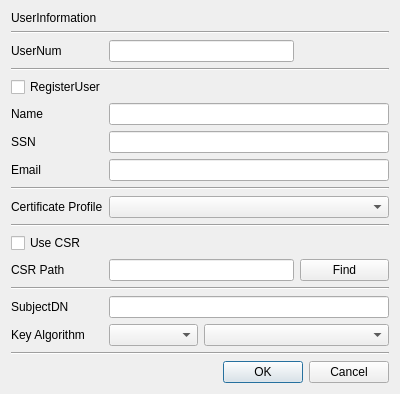
Before: the Qt Designer form CCMan/issue_cert_dlg.ui in jykim74/CCMan, drawn with Qt 5.
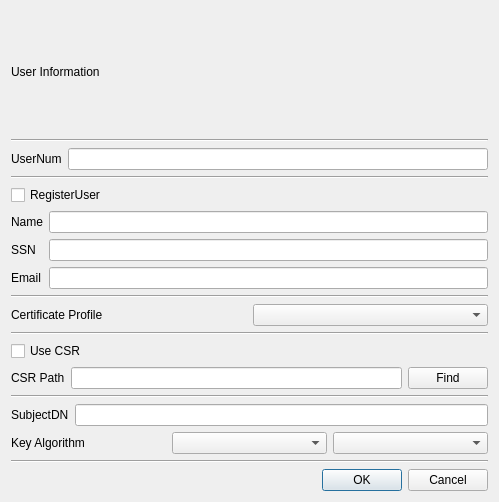
After: the same form once the commit is applied.

Diff of the .ui file:
```diff
--- a/CCMan/issue_cert_dlg.ui
+++ b/CCMan/issue_cert_dlg.ui
@@ -6,176 +6,210 @@
    <rect>
     <x>0</x>
     <y>0</y>
-    <width>400</width>
-    <height>368</height>
+    <width>499</width>
+    <height>502</height>
    </rect>
   </property>
   <property name="windowTitle">
    <string>Issue certificate dialog</string>
   </property>
-  <layout class="QGridLayout" name="gridLayout">
-   <item row="5" column="0">
-    <widget class="QLabel" name="label_3">
+  <layout class="QVBoxLayout" name="verticalLayout">
+   <item>
+    <widget class="QLabel" name="label">
      <property name="text">
-      <string>Name</string>
+      <string>User Information</string>
      </property>
     </widget>
    </item>
-   <item row="14" column="1" colspan="3">
-    <widget class="QLineEdit" name="mSubjectDNText"/>
-   </item>
-   <item row="12" column="0">
-    <widget class="QLabel" name="label_7">
-     <property name="text">
-      <string>CSR Path</string>
-     </property>
-    </widget>
-   </item>
-   <item row="13" column="0" colspan="4">
-    <widget class="Line" name="line_5">
-     <property name="orientation">
-      <enum>Qt::Horizontal</enum>
-     </property>
-    </widget>
-   </item>
-   <item row="10" column="0" colspan="4">
-    <widget class="Line" name="line_4">
-     <property name="orientation">
-      <enum>Qt::Horizontal</enum>
-     </property>
-    </widget>
-   </item>
-   <item row="15" column="1">
-    <widget class="QComboBox" name="mAlgCombo"/>
-   </item>
-   <item row="1" column="0" colspan="4">
+   <item>
     <widget class="Line" name="line">
      <property name="orientation">
       <enum>Qt::Horizontal</enum>
      </property>
     </widget>
    </item>
-   <item row="3" column="0" colspan="4">
+   <item>
+    <layout class="QGridLayout" name="gridLayout">
+     <property name="topMargin">
+      <number>0</number>
+     </property>
+     <item row="0" column="0">
+      <widget class="QLabel" name="label_2">
+       <property name="text">
+        <string>UserNum</string>
+       </property>
+      </widget>
+     </item>
+     <item row="0" column="1">
+      <widget class="QLineEdit" name="mUserNumText"/>
+     </item>
+    </layout>
+   </item>
+   <item>
     <widget class="Line" name="line_2">
      <property name="orientation">
       <enum>Qt::Horizontal</enum>
      </property>
     </widget>
    </item>
-   <item row="6" column="0">
+   <item>
+    <widget class="QCheckBox" name="mRegUserCheck">
+     <property name="text">
+      <string>RegisterUser</string>
+     </property>
+    </widget>
+   </item>
+   <item>
+    <layout class="QGridLayout" name="gridLayout_2">
+     <item row="0" column="1">
+      <widget class="QLineEdit" name="mNameText"/>
+     </item>
+     <item row="1" column="0">
     <widget class="QLabel" name="label_4">
      <property name="text">
       <string>SSN</string>
      </property>
     </widget>
    </item>
+     <item row="1" column="1">
+      <widget class="QLineEdit" name="mSSNText"/>
+     </item>
+     <item row="0" column="0">
+      <widget class="QLabel" name="label_3">
+       <property name="text">
+        <string>Name</string>
+       </property>
+      </widget>
+     </item>
    <item row="2" column="0">
-    <widget class="QLabel" name="label_2">
+      <widget class="QLabel" name="label_5">
      <property name="text">
-      <string>UserNum</string>
+        <string>Email</string>
      </property>
     </widget>
    </item>
-   <item row="7" column="1" colspan="3">
+     <item row="2" column="1">
     <widget class="QLineEdit" name="mEmailText"/>
    </item>
-   <item row="9" column="1" colspan="3">
+    </layout>
+   </item>
+   <item>
+    <widget class="Line" name="line_3">
+     <property name="orientation">
+      <enum>Qt::Horizontal</enum>
+     </property>
+    </widget>
+   </item>
+   <item>
+    <layout class="QGridLayout" name="gridLayout_3">
+     <item row="0" column="0">
+      <widget class="QLabel" name="label_6">
+       <property name="text">
+        <string>Certificate Profile</string>
+       </property>
+      </widget>
+     </item>
+     <item row="0" column="1">
     <widget class="QComboBox" name="mCertProfileCombo"/>
    </item>
-   <item row="12" column="3">
+    </layout>
+   </item>
+   <item>
+    <widget class="Line" name="line_4">
+     <property name="orientation">
+      <enum>Qt::Horizontal</enum>
+     </property>
+    </widget>
+   </item>
+   <item>
+    <widget class="QCheckBox" name="mUseCSRCheck">
+     <property name="text">
+      <string>Use CSR</string>
+     </property>
+    </widget>
+   </item>
+   <item>
+    <layout class="QGridLayout" name="gridLayout_4">
+     <item row="0" column="1">
+      <widget class="QLineEdit" name="mCSRPathText"/>
+     </item>
+     <item row="0" column="0">
+      <widget class="QLabel" name="label_7">
+       <property name="text">
+        <string>CSR Path</string>
+       </property>
+      </widget>
+     </item>
+     <item row="0" column="2">
     <widget class="QPushButton" name="mCSRFindBtn">
      <property name="text">
       <string>Find</string>
      </property>
     </widget>
    </item>
-   <item row="16" column="0" colspan="4">
-    <widget class="Line" name="line_6">
-     <property name="orientation">
-      <enum>Qt::Horizontal</enum>
-     </property>
-    </widget>
+    </layout>
    </item>
-   <item row="17" column="1" colspan="3">
-    <widget class="QDialogButtonBox" name="buttonBox">
+   <item>
+    <widget class="Line" name="line_5">
      <property name="orientation">
       <enum>Qt::Horizontal</enum>
      </property>
-     <property name="standardButtons">
-      <set>QDialogButtonBox::Cancel|QDialogButtonBox::Ok</set>
-     </property>
     </widget>
    </item>
-   <item row="9" column="0">
-    <widget class="QLabel" name="label_6">
-     <property name="text">
-      <string>Certificate Profile</string>
-     </property>
-    </widget>
-   </item>
-   <item row="14" column="0">
+   <item>
+    <layout class="QGridLayout" name="gridLayout_5">
+     <item row="0" column="0">
     <widget class="QLabel" name="label_8">
      <property name="text">
       <string>SubjectDN</string>
      </property>
     </widget>
    </item>
-   <item row="8" column="0" colspan="4">
-    <widget class="Line" name="line_3">
-     <property name="orientation">
-      <enum>Qt::Horizontal</enum>
+     <item row="0" column="1">
+      <widget class="QLineEdit" name="mSubjectDNText">
+       <property name="minimumSize">
+        <size>
+         <width>400</width>
+         <height>0</height>
+        </size>
      </property>
     </widget>
    </item>
-   <item row="5" column="1" colspan="3">
-    <widget class="QLineEdit" name="mNameText"/>
+    </layout>
    </item>
-   <item row="6" column="1" colspan="3">
-    <widget class="QLineEdit" name="mSSNText"/>
-   </item>
-   <item row="15" column="0">
+   <item>
+    <layout class="QGridLayout" name="gridLayout_6">
+     <item row="0" column="0">
     <widget class="QLabel" name="label_9">
      <property name="text">
       <string>Key Algorithm</string>
      </property>
     </widget>
    </item>
-   <item row="7" column="0">
-    <widget class="QLabel" name="label_5">
-     <property name="text">
-      <string>Email</string>
-     </property>
-    </widget>
-   </item>
-   <item row="0" column="0" colspan="2">
-    <widget class="QLabel" name="label">
-     <property name="text">
-      <string>UserInformation</string>
-     </property>
-    </widget>
-   </item>
-   <item row="4" column="0" colspan="2">
-    <widget class="QCheckBox" name="mRegUserCheck">
-     <property name="text">
-      <string>RegisterUser</string>
-     </property>
-    </widget>
-   </item>
-   <item row="11" column="0" colspan="2">
-    <widget class="QCheckBox" name="mUseCSRCheck">
-     <property name="text">
-      <string>Use CSR</string>
-     </property>
-    </widget>
-   </item>
-   <item row="12" column="1" colspan="2">
-    <widget class="QLineEdit" name="mCSRPathText"/>
-   </item>
-   <item row="2" column="1" colspan="2">
-    <widget class="QLineEdit" name="mUserNumText"/>
-   </item>
-   <item row="15" column="2" colspan="2">
+     <item row="0" column="1">
+      <widget class="QComboBox" name="mAlgCombo"/>
+     </item>
+     <item row="0" column="2">
     <widget class="QComboBox" name="mOptionCombo"/>
+     </item>
+    </layout>
+   </item>
+   <item>
+    <widget class="Line" name="line_6">
+     <property name="orientation">
+      <enum>Qt::Horizontal</enum>
+     </property>
+    </widget>
+   </item>
+   <item>
+    <widget class="QDialogButtonBox" name="buttonBox">
+     <property name="orientation">
+      <enum>Qt::Horizontal</enum>
+     </property>
+     <property name="standardButtons">
+      <set>QDialogButtonBox::Cancel|QDialogButtonBox::Ok</set>
+     </property>
+    </widget>
    </item>
   </layout>
  </widget>
```
Lines whose indentation alone changed are shown as unchanged.
